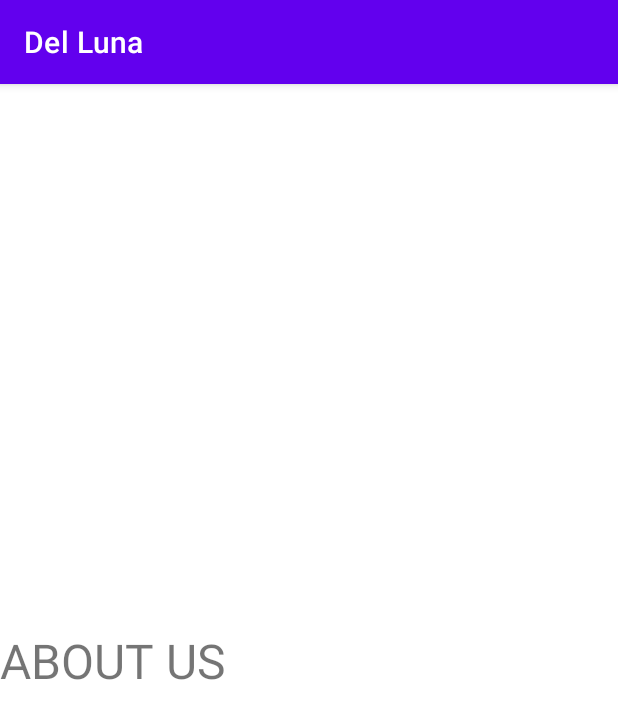
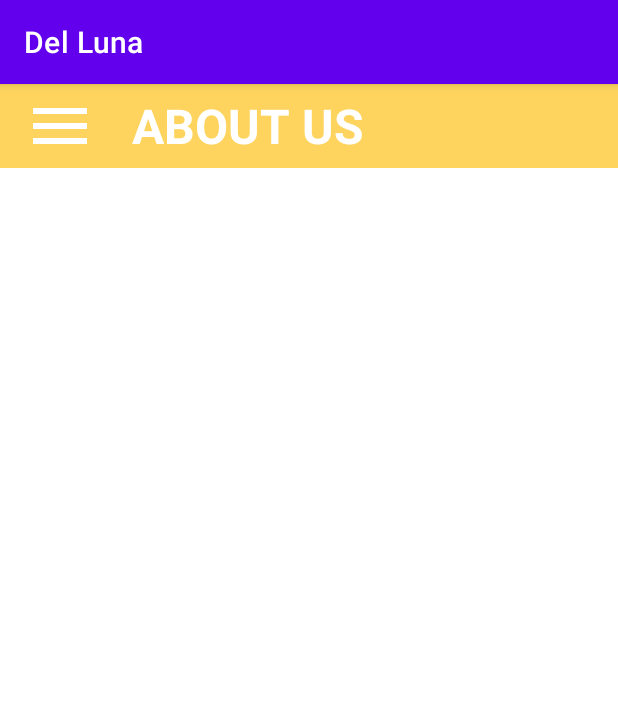
Before and after one commit to Sorrymaker12/delluna, an Android app: the AboutUs screen opened directly, with no data from a screen before it, on a phone screen of 412 x 824 dp. Shown: the top 719 px of the screen. Run offline under Robolectric (Android 15) with nearby library versions, the light colour scheme and no system bars.

Commit message:
about us

```diff
--- a/app/build.gradle
+++ b/app/build.gradle
@@ -31,7 +31,6 @@ android {
 dependencies {
 
     implementation 'androidx.appcompat:appcompat:1.4.2'
-    implementation 'androidx.appcompat:design:1.4.2'
     implementation 'com.google.android.material:material:1.6.1'
     implementation 'androidx.constraintlayout:constraintlayout:2.1.4'
     testImplementation 'junit:junit:4.+'
--- /dev/null
+++ b/app/src/main/res/drawable/ic_baseline_menu_24.xml
@@ -0,0 +1,10 @@
+<vector xmlns:android="http://schemas.android.com/apk/res/android"
+    android:width="24dp"
+    android:height="24dp"
+    android:viewportWidth="24"
+    android:viewportHeight="24"
+    android:tint="?attr/colorControlNormal">
+  <path
+      android:fillColor="@android:color/white"
+      android:pathData="M3,18h18v-2L3,16v2zM3,13h18v-2L3,11v2zM3,6v2h18L21,6L3,6z"/>
+</vector>
--- a/app/src/main/res/layout/activity_about_us.xml
+++ b/app/src/main/res/layout/activity_about_us.xml
@@ -1,22 +1,56 @@
 <?xml version="1.0" encoding="utf-8"?>
-<androidx.constraintlayout.widget.ConstraintLayout xmlns:android="http://schemas.android.com/apk/res/android"
+<androidx.drawerlayout.widget.DrawerLayout xmlns:android="http://schemas.android.com/apk/res/android"
     xmlns:app="http://schemas.android.com/apk/res-auto"
     xmlns:tools="http://schemas.android.com/tools"
+    android:id="@+id/drawer_layout"
+    android:orientation="vertical"
     android:layout_width="match_parent"
     android:layout_height="match_parent"
     tools:context=".AboutUs">
 
-    <TextView
+    <androidx.constraintlayout.widget.ConstraintLayout
         android:layout_width="match_parent"
-        android:layout_height="wrap_content"
-        android:text = "ABOUT US"
-        android:textSize="32sp"
-        app:layout_constraintBottom_toBottomOf="parent"
-        app:layout_constraintEnd_toEndOf="parent"
-        app:layout_constraintStart_toStartOf="parent"
-        app:layout_constraintTop_toTopOf="parent"
-        />
+        android:layout_height="match_parent" >
 
+        <LinearLayout
+            android:id="@+id/linear_toolbar"
+            android:layout_width="match_parent"
+            android:layout_height="?attr/actionBarSize"
+            android:paddingHorizontal="16dp"
+            android:backgroundTint="#FED45E"
+            android:background="#FED45E"
+            android:gravity="center"
+            android:orientation="horizontal"
+            app:layout_constraintBaseline_toTopOf="parent">
 
+            <ImageView
+                android:id="@+id/menu_burger"
+                android:layout_width="48dp"
+                android:layout_height="48dp"
+                android:tint="@color/white"
+                android:src="@drawable/ic_baseline_menu_24">
+            </ImageView>
 
-</androidx.constraintlayout.widget.ConstraintLayout>
+            <TextView
+                android:id="@+id/about_tv"
+                android:layout_width="match_parent"
+                android:layout_height="wrap_content"
+                android:paddingHorizontal="24dp"
+                android:text="ABOUT US"
+                android:textSize="32sp"
+                android:textStyle="bold"
+                android:textColor="@color/white">
+            </TextView>
+
+        </LinearLayout>
+
+    </androidx.constraintlayout.widget.ConstraintLayout>
+
+    <com.google.android.material.navigation.NavigationView
+        android:id="@+id/navbar_pop_out"
+        android:layout_width="wrap_content"
+        android:layout_height="match_parent"
+        android:layout_gravity="start">
+    </com.google.android.material.navigation.NavigationView>
+
+</androidx.drawerlayout.widget.DrawerLayout>
--- a/app/src/main/res/values/styles.xml
+++ b/app/src/main/res/values/styles.xml
@@ -1,6 +1,6 @@
 <?xml version="1.0" encoding="utf-8"?>
 <resources>
-    <style name="button" parent="ThemeOverlay.AppCompat">
+    <style name="button" parent="Theme.MaterialComponents.Light.NoActionBar">
         <item name="colorAccent">@color/orangeDark</item>
     </style>
 </resources>
```
